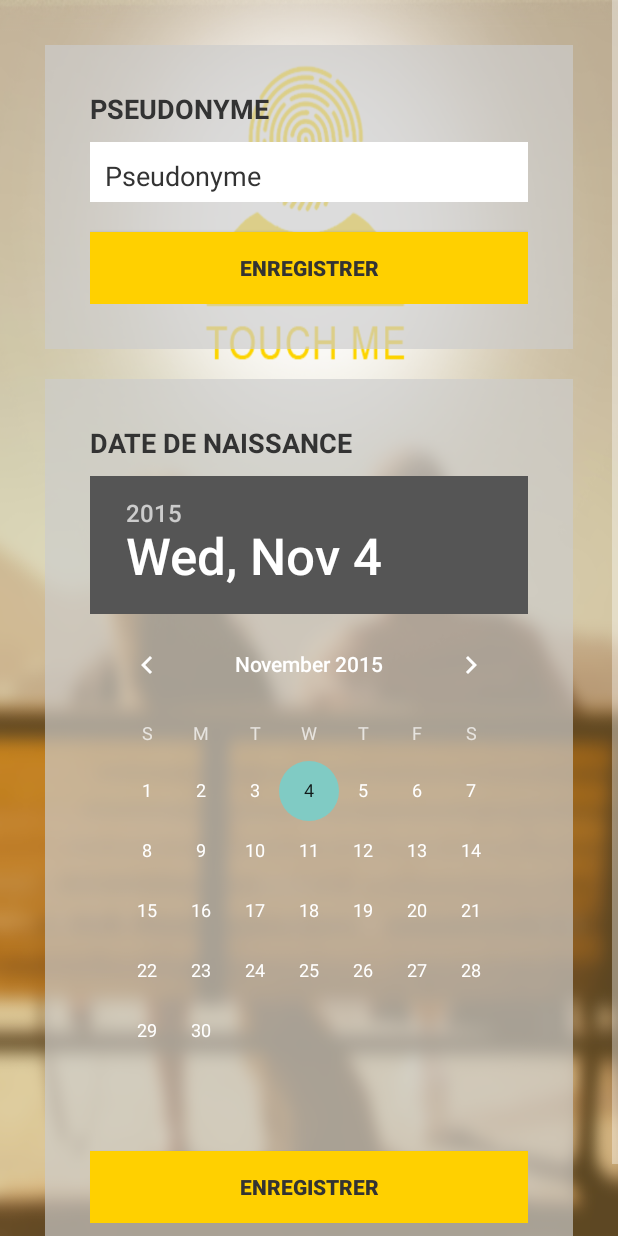
After one commit to DAMSSaber/ProjetFinal, an Android app: the InitialUserInformationsActivity screen opened directly, with no data from a screen before it, on a phone screen of 412 x 824 dp. The commit adds this screen. Run offline under Robolectric (Android 15) with nearby library versions, the phone set to English and light mode, and no system bars; libraries missing offline, so code that uses them is left out: com.parse.

Commit message:
create initial user informations activity

```diff
--- /dev/null
+++ b/app/src/main/java/com/ecolemultimedia/projetfinal/activities/InitialUserInformationsActivity.java
@@ -0,0 +1,21 @@
+package com.ecolemultimedia.projetfinal.activities;
+
+import android.os.Bundle;
+import android.support.design.widget.FloatingActionButton;
+import android.support.design.widget.Snackbar;
+import android.support.v7.app.AppCompatActivity;
+import android.support.v7.widget.Toolbar;
+import android.view.View;
+
+import com.ecolemultimedia.projetfinal.R;
+
+public class InitialUserInformationsActivity extends AppCompatActivity {
+
+    @Override
+    protected void onCreate(Bundle savedInstanceState) {
+        super.onCreate(savedInstanceState);
+        setContentView(R.layout.activity_initial_user_informations);
+
+    }
+
+}
--- a/app/src/main/java/com/ecolemultimedia/projetfinal/activities/LogInActivity.java
+++ b/app/src/main/java/com/ecolemultimedia/projetfinal/activities/LogInActivity.java
@@ -32,7 +32,7 @@ public class LogInActivity extends AppCompatActivity {
         setContentView(R.layout.activity_log_in);
 
         mContext = getApplicationContext();
-        mUsernameET = (EditText)findViewById(R.id.username_input);
+        mUsernameET = (EditText)findViewById(R.id.age_input);
         mPasswordET = (EditText)findViewById(R.id.password_input);
         mLogInButton = (Button)findViewById(R.id.log_in_button);
         mSignInButton = (Button)findViewById(R.id.sign_in_button);
@@ -62,7 +62,7 @@ public class LogInActivity extends AppCompatActivity {
                 // TODO: utiliser string
                 Toast notFilledProfil = Toast.makeText(mContext, "Votre profil n'est pas complet", Toast.LENGTH_LONG);
                 success.show();
-                Intent intent = new Intent(this, MapActivity.class);
+                Intent intent = new Intent(this, InitialUserInformationsActivity.class);
                 startActivity(intent);
             } else {
                 //else show map
--- a/app/src/main/java/com/ecolemultimedia/projetfinal/activities/SignInActivity.java
+++ b/app/src/main/java/com/ecolemultimedia/projetfinal/activities/SignInActivity.java
@@ -5,10 +5,7 @@ import android.content.Intent;
 import android.support.v7.app.AppCompatActivity;
 import android.os.Bundle;
 import android.view.KeyEvent;
-import android.view.Menu;
-import android.view.MenuItem;
 import android.view.View;
-import android.widget.Button;
 import android.widget.EditText;
 import android.widget.Toast;
 
@@ -31,7 +28,7 @@ public class SignInActivity extends AppCompatActivity {
 
         mContext = getApplicationContext();
         mEmailET = (EditText)findViewById(R.id.email_input);
-        mUsernameET = (EditText)findViewById(R.id.username_input);
+        mUsernameET = (EditText)findViewById(R.id.age_input);
         mPasswordET = (EditText)findViewById(R.id.password_input);
         mPasswordET.setOnKeyListener(new View.OnKeyListener() {
             @Override
@@ -56,7 +53,7 @@ public class SignInActivity extends AppCompatActivity {
                 // TODO: utiliser string
                 Toast notFilledProfil = Toast.makeText(mContext, "Votre profil n'est pas complet", Toast.LENGTH_LONG);
                 success.show();
-                Intent intent = new Intent(this, ProfilActivity.class);
+                Intent intent = new Intent(this, InitialUserInformationsActivity.class);
                 startActivity(intent);
             } else {
                 //else show map
--- /dev/null
+++ b/app/src/main/res/layout/activity_initial_user_informations.xml
@@ -0,0 +1,121 @@
+<?xml version="1.0" encoding="utf-8"?>
+<RelativeLayout xmlns:android="http://schemas.android.com/apk/res/android"
+    android:layout_width="match_parent"
+    android:layout_height="match_parent"
+    android:background="@drawable/bg_inscrit">
+
+
+    <ScrollView
+        android:layout_width="wrap_content"
+        android:layout_height="wrap_content"
+        android:id="@+id/scrollView2" >
+
+        <RelativeLayout
+            android:layout_width="match_parent"
+            android:layout_height="wrap_content"
+            android:padding="30dp">
+
+            <RelativeLayout
+                android:layout_width="match_parent"
+                android:layout_height="wrap_content"
+                android:padding="30dp"
+                android:background="@color/color_white_low_opacity"
+                android:layout_alignParentEnd="false"
+                android:layout_alignParentBottom="false"
+                android:layout_alignParentLeft="true"
+                android:layout_alignParentRight="true"
+                android:id="@+id/show_username_layout"
+                android:layout_marginBottom="20dp">
+
+                <TextView
+                    android:layout_width="wrap_content"
+                    android:layout_height="wrap_content"
+                    android:textAppearance="?android:attr/textAppearanceMedium"
+                    android:text="@string/shown_username_label"
+                    android:id="@+id/shown_username_label"
+                    android:layout_alignParentLeft="true"
+                    android:textColor="@color/color_grey_dark"
+                    android:textStyle="bold"
+                    android:layout_alignParentStart="false" />
+
+                <EditText
+                    android:layout_width="wrap_content"
+                    android:layout_height="wrap_content"
+                    android:inputType="textPersonName"
+                    android:id="@+id/shown_username_input"
+                    android:hint="@string/shown_username_hint_string"
+                    android:layout_alignParentStart="false"
+                    android:layout_alignParentEnd="false"
+                    android:textColor="@color/color_grey_dark"
+                    android:background="@color/color_white"
+                    android:textColorHint="@color/color_grey_dark"
+                    android:paddingBottom="5dp"
+                    android:paddingLeft="10dp"
+                    android:paddingTop="10dp"
+                    android:paddingRight="10dp"
+                    android:layout_alignParentLeft="true"
+                    android:layout_alignParentRight="true"
+                    android:layout_below="@+id/shown_username_label"
+                    android:layout_marginTop="10dp" />
+
+                <Button
+                    android:layout_width="match_parent"
+                    android:layout_height="wrap_content"
+                    android:text="@string/save_button_string"
+                    android:layout_below="@+id/shown_username_input"
+                    android:background="@color/color_yellow"
+                    android:padding="10dp"
+                    android:textColor="@color/color_grey_dark"
+                    android:layout_centerHorizontal="true"
+                    android:textStyle="bold"
+                    android:layout_marginTop="20dp" />
+            </RelativeLayout>
+
+            <RelativeLayout
+                android:layout_width="match_parent"
+                android:layout_height="wrap_content"
+                android:padding="30dp"
+                android:background="@color/color_white_low_opacity"
+                android:layout_alignParentLeft="true"
+                android:layout_alignParentRight="true"
+                android:id="@+id/age_layout"
+                android:layout_below="@+id/show_username_layout">
+
+                <TextView
+                    android:layout_width="wrap_content"
+                    android:layout_height="wrap_content"
+                    android:textAppearance="?android:attr/textAppearanceMedium"
+                    android:text="@string/age_label"
+                    android:id="@+id/age_label"
+                    android:layout_alignParentLeft="true"
+                    android:textColor="@color/color_grey_dark"
+                    android:textStyle="bold" />
+
+
+                <DatePicker
+                    android:layout_width="wrap_content"
+                    android:layout_height="wrap_content"
+                    android:id="@+id/age_picker"
+                    android:layout_alignParentLeft="true"
+                    android:layout_alignParentRight="true"
+                    android:layout_centerHorizontal="true"
+                    android:calendarViewShown="false"
+                    android:measureAllChildren="true"
+                    android:layout_below="@+id/age_label"
+                    android:layout_marginTop="10dp" />
+
+                <Button
+                    android:layout_width="match_parent"
+                    android:layout_height="wrap_content"
+                    android:text="@string/save_button_string"
+                    android:layout_below="@+id/age_picker"
+                    android:background="@color/color_yellow"
+                    android:padding="10dp"
+                    android:textColor="@color/color_grey_dark"
+                    android:layout_centerHorizontal="true"
+                    android:textStyle="bold"
+                    android:layout_marginTop="20dp" />
+            </RelativeLayout>
+        </RelativeLayout>
+    </ScrollView>
+</RelativeLayout>
--- a/app/src/main/res/layout/activity_log_in.xml
+++ b/app/src/main/res/layout/activity_log_in.xml
@@ -18,7 +18,7 @@
         android:layout_width="wrap_content"
         android:layout_height="wrap_content"
         android:inputType="textPersonName"
-        android:id="@+id/username_input"
+        android:id="@+id/age_input"
         android:hint="@string/username_hint_string"
         android:layout_alignLeft="@+id/password_input"
         android:layout_alignStart="@+id/password_input"
@@ -37,7 +37,7 @@
         android:layout_height="wrap_content"
         android:inputType="textPassword"
         android:id="@+id/password_input"
-        android:layout_below="@+id/username_input"
+        android:layout_below="@+id/age_input"
         android:layout_centerHorizontal="true"
         android:hint="@string/password_hint_string"
         android:layout_alignParentEnd="true"
--- a/app/src/main/res/layout/activity_sign_in.xml
+++ b/app/src/main/res/layout/activity_sign_in.xml
@@ -34,7 +34,7 @@
             android:layout_width="wrap_content"
             android:layout_height="wrap_content"
             android:inputType="textPersonName"
-            android:id="@+id/username_input"
+            android:id="@+id/age_input"
             android:layout_below="@+id/email_input"
             android:hint="@string/username_hint_string"
             android:layout_alignParentStart="true"
@@ -53,7 +53,7 @@
             android:layout_height="wrap_content"
             android:inputType="textPassword"
             android:id="@+id/password_input"
-            android:layout_below="@+id/username_input"
+            android:layout_below="@+id/age_input"
             android:layout_centerHorizontal="true"
             android:hint="@string/password_hint_string"
             android:layout_alignParentEnd="true"
--- a/app/src/main/res/values/strings.xml
+++ b/app/src/main/res/values/strings.xml
@@ -25,4 +25,9 @@
     <string name="title_activity_edit_profil">EditProfilActivity</string>
     <string name="or_label">OU</string>
     <string name="title_activity_sign_in">SignInActivity</string>
+    <string name="title_activity_initial_user_informations">InitialUserInformationsActivity</string>
+    <string name="save_button_string">ENREGISTRER</string>
+    <string name="shown_username_hint_string">Pseudonyme</string>
+    <string name="age_label">DATE DE NAISSANCE</string>
+    <string name="shown_username_label">PSEUDONYME</string>
 </resources>
--- a/app/src/main/res/values/styles.xml
+++ b/app/src/main/res/values/styles.xml
@@ -14,4 +14,8 @@
 
     <style name="AppTheme.PopupOverlay" parent="ThemeOverlay.AppCompat.Light" />
 
+    <style name="AppBarOverlay" parent="ThemeOverlay.AppCompat.Dark.ActionBar" />
+
+    <style name="PopupOverlay" parent="ThemeOverlay.AppCompat.Light" />
+
 </resources>
```
Also changed, not shown: app/src/main/AndroidManifest.xml (+15 -16 lines), 1 other file.
